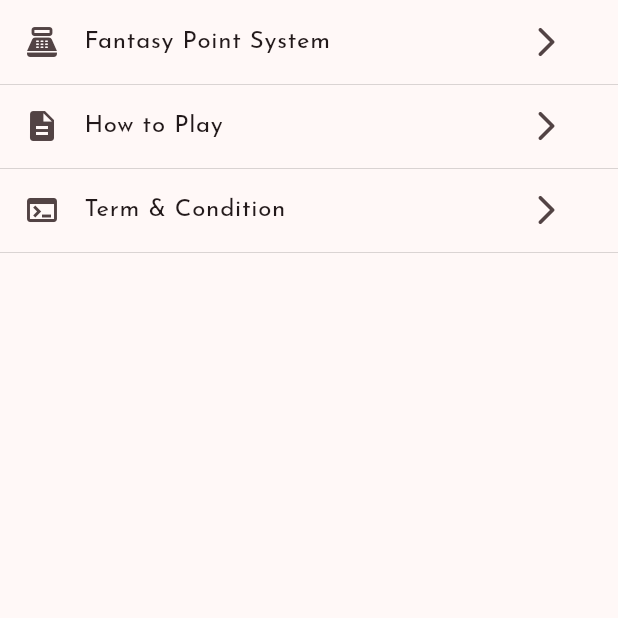
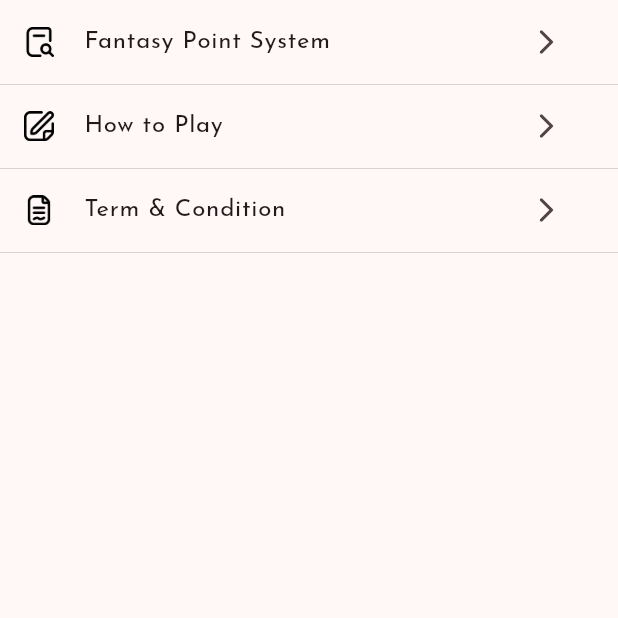
Before and after one commit to sayakmishra123/apna_cricket, a Flutter app: the MorePage screen opened directly, on a phone screen of 412 x 824 dp, the top half of it. Run offline on Flutter 3.47's test engine with Material 3 defaults, Android fonts, the phone set to English and light mode, and no system bars; our stand-ins replace animated_text_kit, carousel_slider, connectivity_plus, get, google_fonts, lottie and 2 more; missing offline and left inert: banner_listtile; accounts and stored records are empty; project files that could hold a hidden picture were left out.

Commit message:
pull commit

```diff
--- a/lib/api/allapifetch.dart
+++ b/lib/api/allapifetch.dart
@@ -146,7 +146,7 @@ Future contestListApi(BuildContext context) async {
       return const Center(child: CircularProgressIndicator());
     },
   );
-if(!getx.connectionStatus.value.contains(ConnectionState.none)){
+
 
 
   try {
@@ -183,7 +183,7 @@ if(!getx.connectionStatus.value.contains(ConnectionState.none)){
     //   message: 'An error occurred: $e',
     //   snackStyle: SnackStyle.GROUNDED,
     // );
-  }}
+  }
 }
 
 Future milesListApi(BuildContext context) async {
--- a/lib/pages/morepage.dart
+++ b/lib/pages/morepage.dart
@@ -13,11 +13,7 @@ class MorePage extends StatefulWidget {
 }
 
 class _MorePageState extends State<MorePage> {
-  @override
-  void initState() {
-    // TODO: implement initState
-    super.initState();
-  }
+
 
   @override
   Widget build(BuildContext context) {
@@ -30,9 +26,13 @@ class _MorePageState extends State<MorePage> {
             child: ListTile(
               onTap: () => Get.to(() => FantasyPointSystem(),
                   transition: Transition.leftToRight),
-              leading: const Icon(Icons.point_of_sale),
+              leading: SizedBox(
+                height: 20,
+                child: Image.asset('assets/points.png')),
               title: const Text('Fantasy Point System'),
               trailing: IconButton(
+                iconSize: 20,
+
                 // color: Colors.red,
                 onPressed: () {
                   Get.to(() => FantasyPointSystem(),
@@ -50,10 +50,14 @@ class _MorePageState extends State<MorePage> {
             child: ListTile(
               onTap: () =>
                   Get.to(() => HowToPlay(), transition: Transition.leftToRight),
-              leading: const Icon(Icons.description),
+             leading: SizedBox(
+                height: 20,
+                child: Image.asset('assets/howtoplay.png')),
               title: const Text('How to Play'),
               trailing: IconButton(
                 // color: Colors.red,
+                iconSize: 20,
+
                 onPressed: () {
                   Get.to(() => HowToPlay(), transition: Transition.leftToRight);
                 },
@@ -69,10 +73,13 @@ class _MorePageState extends State<MorePage> {
             child: ListTile(
               onTap: () => Get.to(() => TermAndCondition(),
                   transition: Transition.leftToRight),
-              leading: const Icon(Icons.terminal),
+              leading: SizedBox(
+                height: 20,
+                child: Image.asset('assets/condition.png')),
               title: const Text('Term & Condition'),
               trailing: IconButton(
                 // color: Colors.red,
+                iconSize: 20,
                 onPressed: () {
                   Get.to(() => TermAndCondition(),
                       transition: Transition.leftToRight);
```
Also changed, not shown: assets/condition.png (added), assets/howtoplay.png (added), assets/points.png (added).
